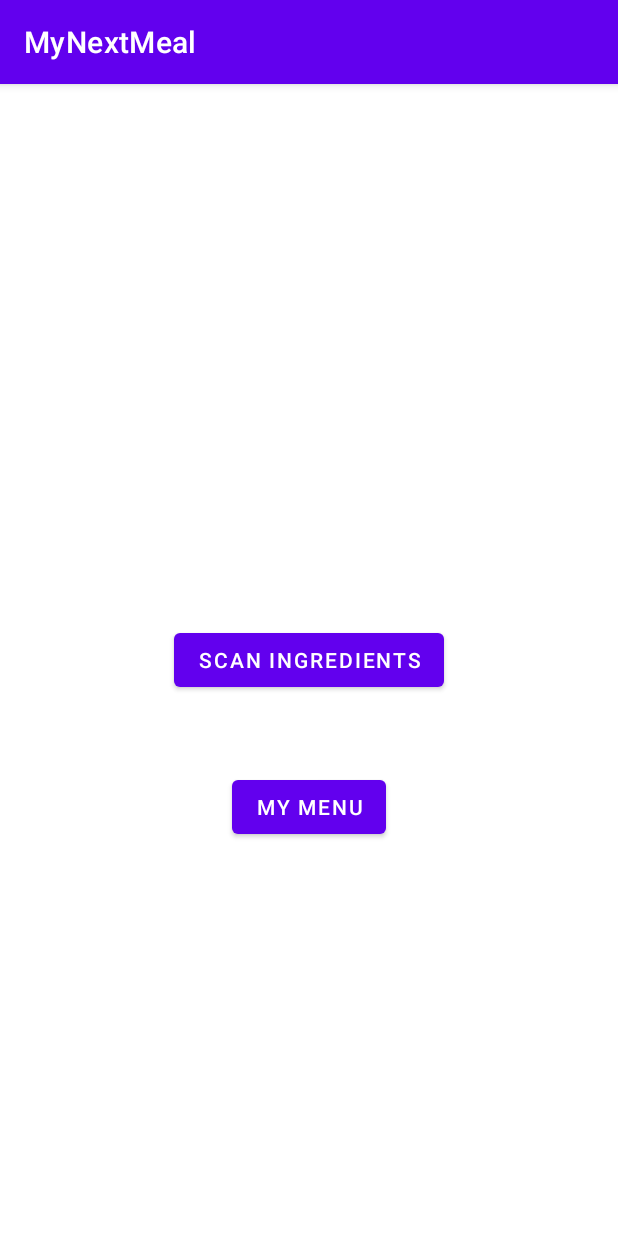
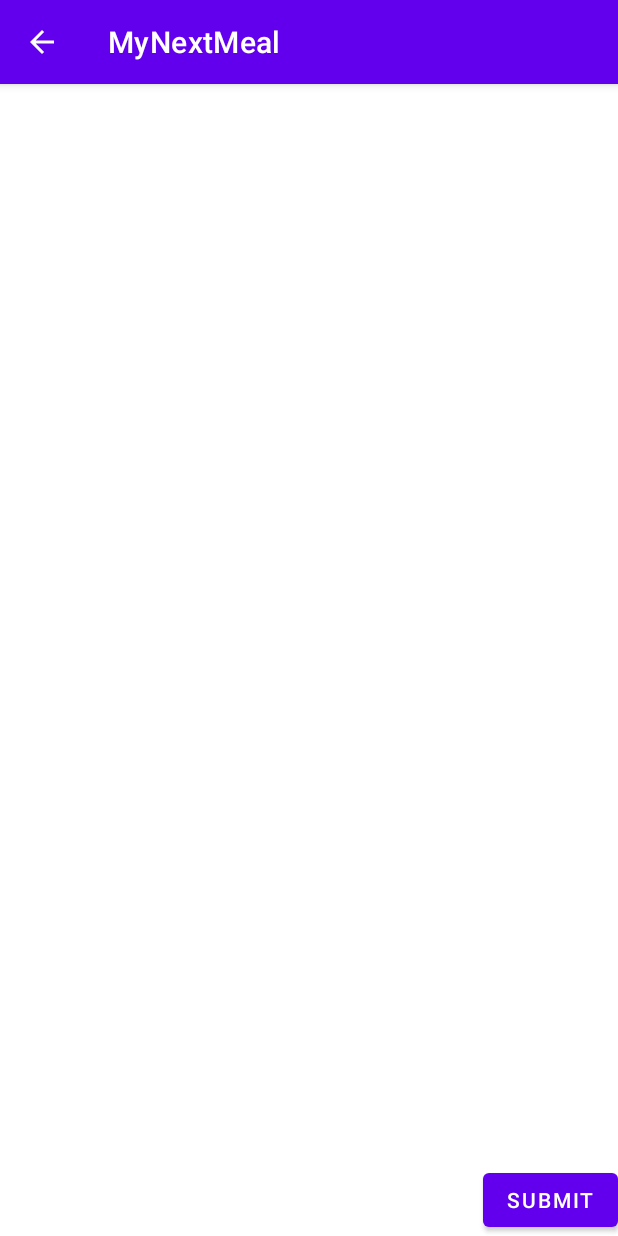
Before and after one commit to LookItsArshia/MyNextMeal, an Android app: the HomepageActivity screen opened directly, with no data from a screen before it, after a tap on "MY MENU", on a phone screen of 412 x 824 dp. Run offline under Robolectric (Android 15) with nearby library versions, the phone set to English and light mode, and no system bars.

Commit message:
Added Recipe Menu Activity

```diff
--- a/app/src/main/AndroidManifest.xml
+++ b/app/src/main/AndroidManifest.xml
@@ -9,6 +9,8 @@
         android:roundIcon="@mipmap/ic_launcher_round"
         android:supportsRtl="true"
         android:theme="@style/Theme.MyNextMeal">
+        <activity android:name=".Menu"
+            android:parentActivityName=".HomepageActivity"></activity>
         <activity android:name=".OpeningPage">
             <intent-filter>
                 <action android:name="android.intent.action.MAIN" />
@@ -16,8 +18,8 @@
                 <category android:name="android.intent.category.LAUNCHER" />
             </intent-filter>
         </activity>
-        <activity android:name=".HomepageActivity"></activity>
-        <activity android:name=".MainActivity"></activity>
+        <activity android:name=".HomepageActivity" />
+        <activity android:name=".MainActivity" />
     </application>
 
 </manifest>
--- a/app/src/main/java/com/example/mynextmeal/HomepageActivity.java
+++ b/app/src/main/java/com/example/mynextmeal/HomepageActivity.java
@@ -24,7 +24,7 @@ public class HomepageActivity extends AppCompatActivity {
     }
     public void openMyMenu(View view) {
         Log.i("Location:","in openMyMenu");
-        //        Intent camera = new Intent("","")
-        //        startService(downloadIntent);
+        Intent menu = new Intent(this.getApplicationContext(), Menu.class);
+        startActivity(menu);
     }
 }
--- /dev/null
+++ b/app/src/main/java/com/example/mynextmeal/Menu.java
@@ -0,0 +1,72 @@
+package com.example.mynextmeal;
+
+import androidx.appcompat.app.AppCompatActivity;
+
+import android.content.Context;
+import android.os.Bundle;
+import android.view.LayoutInflater;
+import android.view.View;
+import android.view.ViewGroup;
+import android.widget.ArrayAdapter;
+import android.widget.Button;
+import android.widget.ListView;
+import android.widget.TextView;
+import android.widget.Toast;
+
+import java.util.ArrayList;
+
+public class Menu extends AppCompatActivity {
+
+    private ListView mListView;
+    private MenuAdapter menuAdapter;
+    private ArrayList<String> mArrayList;
+    private Button submitBtn;
+
+    @Override
+    protected void onCreate(Bundle savedInstanceState) {
+        super.onCreate(savedInstanceState);
+        setContentView(R.layout.activity_menu);
+        mArrayList = new ArrayList<String>();
+        submitBtn = findViewById(R.id.checkBtn);
+
+        mListView = findViewById(R.id.mListView);
+
+        menuAdapter = new MenuAdapter(this);
+        mListView.setAdapter(menuAdapter);
+
+
+
+        submitBtn.setOnClickListener(new View.OnClickListener() {
+            @Override
+            public void onClick(View v) {
+                mArrayList.add("Sample Recipe Name " + String.valueOf(mArrayList.size()));
+                menuAdapter.add("Sample Recipe Name " + String.valueOf(mArrayList.size()));
+
+            }
+        });
+
+    }
+
+
+    private class MenuAdapter extends ArrayAdapter<String> {
+        public MenuAdapter(Context ctx){
+            super(ctx, 0);
+        }
+
+        public String getRecipe(int pos){
+
+            return mArrayList.get(pos);
+        }
+        @Override
+        public View getView(int pos, View convertView, ViewGroup parent){
+            LayoutInflater inflater = Menu.this.getLayoutInflater();
+            View output;
+
+
+            output = inflater.inflate(R.layout.menu_recipe, null);
+            TextView recipeName = output.findViewById(R.id.menu_recipe_title);
+            recipeName.setText(getRecipe(pos));
+            return output;
+        }
+    }
+}
--- a/app/src/main/res/layout/activity_homepage.xml
+++ b/app/src/main/res/layout/activity_homepage.xml
@@ -18,12 +18,11 @@
     <Button
         android:layout_width="wrap_content"
         android:layout_height="wrap_content"
-        android:layout_centerHorizontal="true"
-        android:layout_centerVertical="true"
+        android:layout_below="@+id/homepage_scan_button"
+        android:layout_centerInParent="true"
         android:layout_marginTop="50dp"
-        android:layout_below="@+id/homepage_scan_button"
-        android:text="@string/homepage_menu_button"
-        android:onClick="openMyMenu"/>
+        android:onClick="openMyMenu"
+        android:text="@string/homepage_menu_button" />
 
 
 </RelativeLayout>
--- /dev/null
+++ b/app/src/main/res/layout/activity_menu.xml
@@ -0,0 +1,24 @@
+<?xml version="1.0" encoding="utf-8"?>
+<RelativeLayout xmlns:android="http://schemas.android.com/apk/res/android"
+    xmlns:app="http://schemas.android.com/apk/res-auto"
+    xmlns:tools="http://schemas.android.com/tools"
+    android:layout_width="match_parent"
+    android:layout_height="match_parent"
+    tools:context=".Menu">
+    <ListView
+        android:id="@+id/mListView"
+        android:layout_width="match_parent"
+        android:layout_height="match_parent"
+        android:layout_alignParentStart="true"
+        android:layout_alignParentTop="true"
+        android:layout_alignParentEnd="true"
+        android:layout_toEndOf="@id/checkBtn"
+        ></ListView>
+    <Button
+        android:id="@+id/checkBtn"
+        android:layout_width="wrap_content"
+        android:layout_height="wrap_content"
+        android:layout_alignParentRight="true"
+        android:layout_alignParentBottom="true"
+        android:text="Submit" />
+</RelativeLayout>
```
Also changed, not shown: app/src/main/res/layout/menu_recipe.xml (added, +24 -0 lines).
